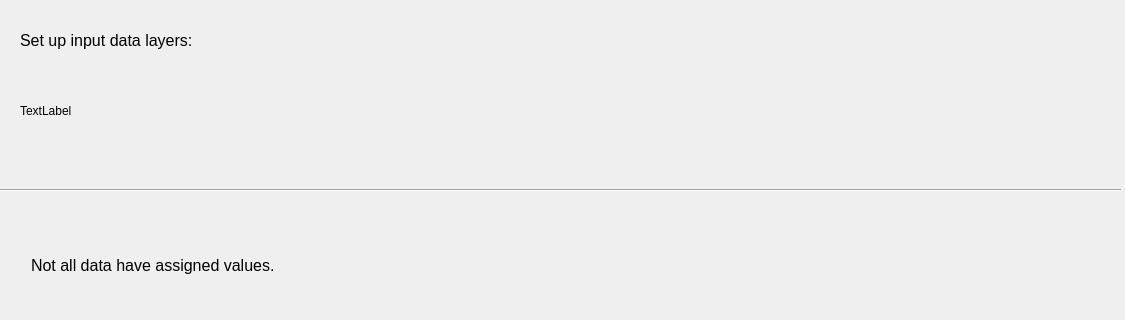
Qt form ui/gui_tests_dialog_base.ui (JanCaha/Erosion-Data-Preparation-Plugin) before a commit; both pictures show x 0 to 1125 and y 0 to 320 of the 1125 by 826 pixel window.
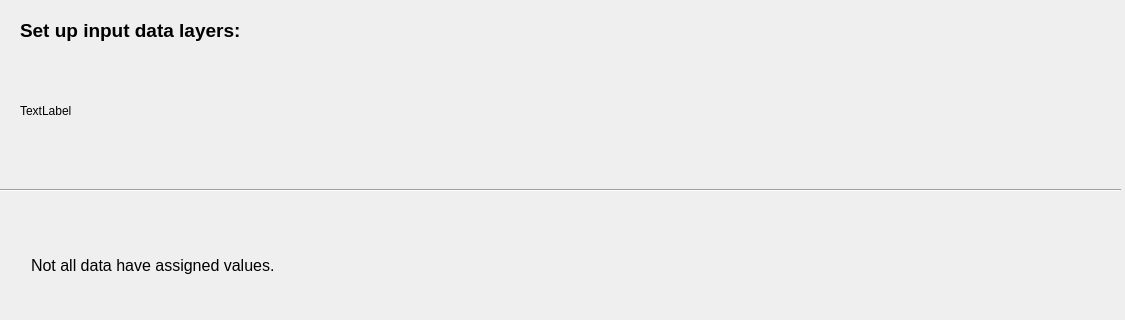
The same form after that commit. Custom widgets are drawn as their Qt base class.

Commit message: bigger and bold text as headline

```diff
--- a/ui/gui_tests_dialog_base.ui
+++ b/ui/gui_tests_dialog_base.ui
@@ -652,14 +652,16 @@
    <property name="geometry">
     <rect>
      <x>20</x>
-     <y>20</y>
+     <y>10</y>
      <width>931</width>
      <height>41</height>
     </rect>
    </property>
    <property name="font">
     <font>
-     <pointsize>12</pointsize>
+     <pointsize>14</pointsize>
+     <weight>75</weight>
+     <bold>true</bold>
     </font>
    </property>
    <property name="text">
```
Left out of the diff: 2 changed lines with no effect on the pictures.
